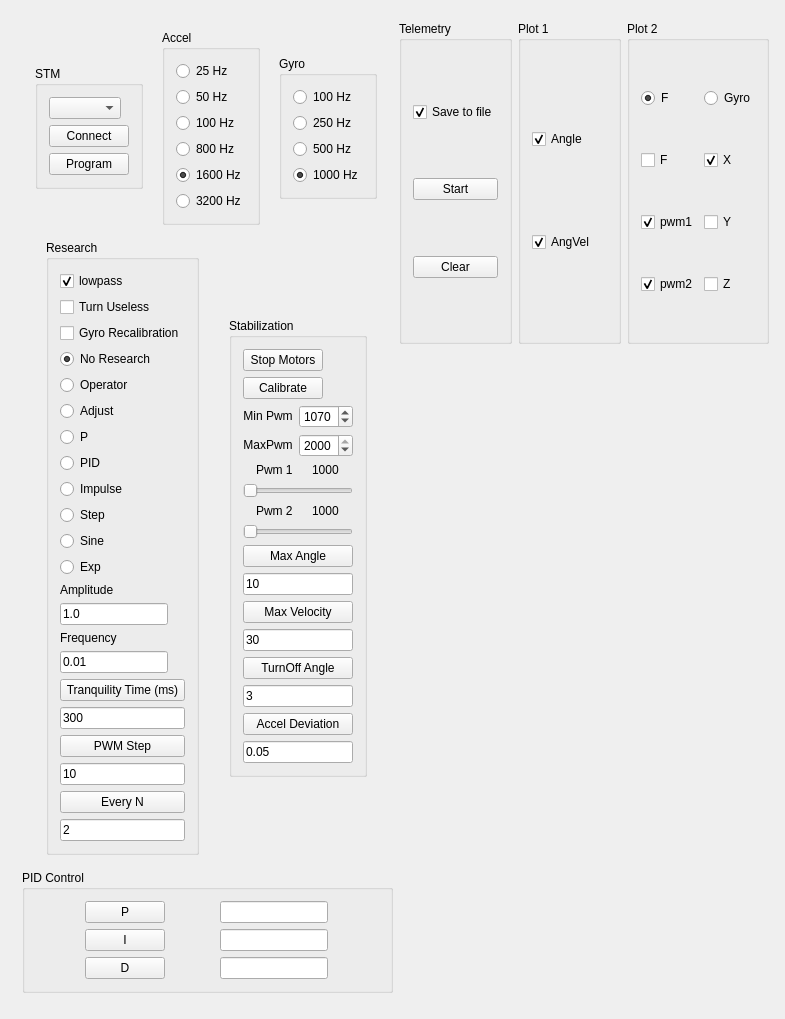
Before: the Qt Designer form Logger/BoardConsole/BoardConsole/boardconsole.ui in VlagaPalych/Stable, drawn with Qt 5.
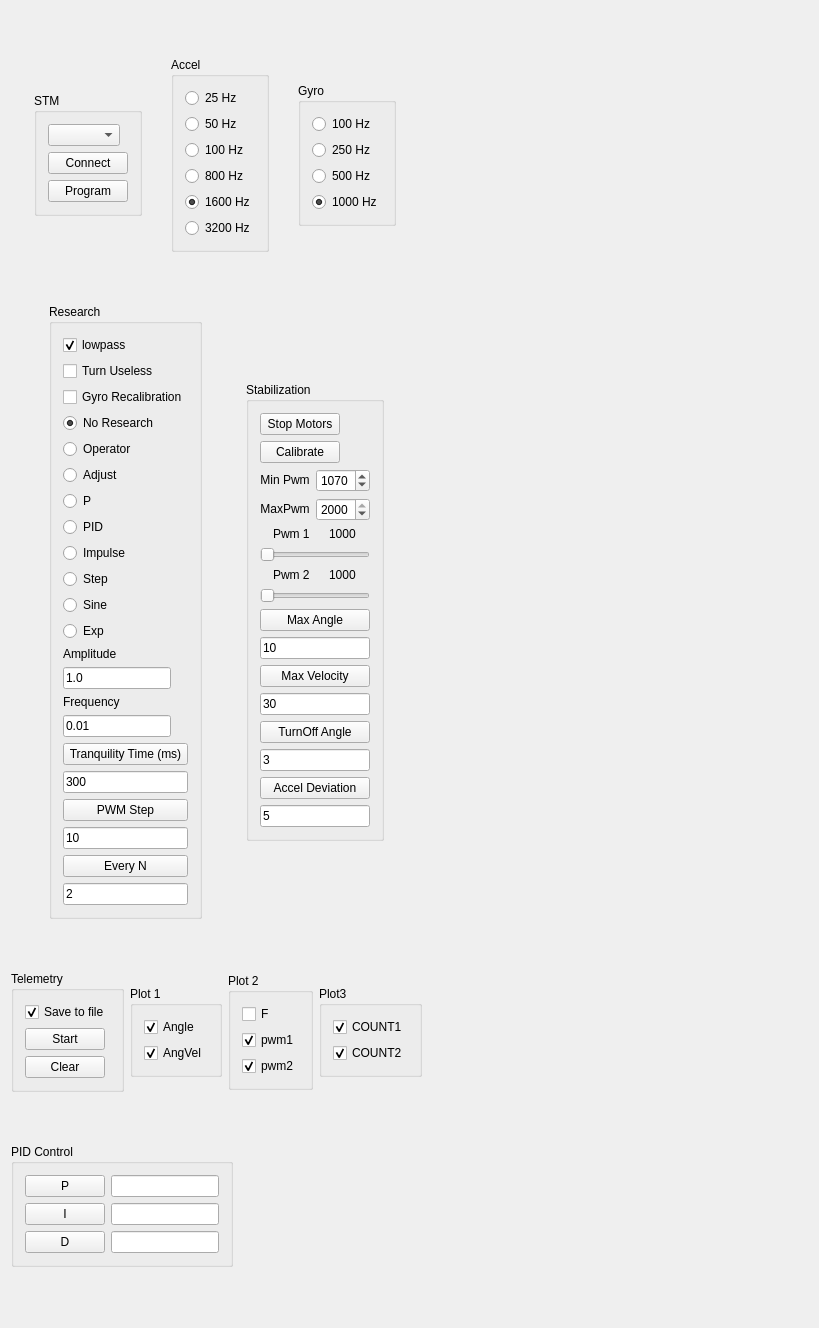
After: the same form once the commit is applied. Custom widgets are drawn as their Qt base class.

```diff
--- a/Logger/BoardConsole/BoardConsole/boardconsole.ui
+++ b/Logger/BoardConsole/BoardConsole/boardconsole.ui
@@ -6,27 +6,18 @@
    <rect>
     <x>0</x>
     <y>0</y>
-    <width>785</width>
-    <height>1019</height>
+    <width>819</width>
+    <height>1328</height>
    </rect>
   </property>
   <property name="windowTitle">
    <string>BoardConsole</string>
   </property>
-  <widget class="QWidget" name="layoutWidget">
-   <property name="geometry">
-    <rect>
-     <x>11</x>
-     <y>10</y>
-     <width>769</width>
-     <height>1003</height>
-    </rect>
-   </property>
-   <layout class="QHBoxLayout" name="horizontalLayout_12">
+  <layout class="QHBoxLayout" name="horizontalLayout_3">
     <item>
      <layout class="QVBoxLayout" name="verticalLayout_12">
       <item>
-       <layout class="QHBoxLayout" name="horizontalLayout_2">
+      <layout class="QHBoxLayout" name="horizontalLayout">
         <item>
          <widget class="QGroupBox" name="connectGroupBox">
           <property name="sizePolicy">
@@ -647,7 +638,7 @@
            <item>
             <widget class="QLineEdit" name="accelDeviationLineEdit">
              <property name="text">
-              <string>0.05</string>
+             <string>5</string>
              </property>
             </widget>
            </item>
@@ -657,115 +648,27 @@
        </layout>
       </item>
       <item>
-       <widget class="QGroupBox" name="groupBox">
-        <property name="sizePolicy">
-         <sizepolicy hsizetype="Preferred" vsizetype="Fixed">
-          <horstretch>0</horstretch>
-          <verstretch>0</verstretch>
-         </sizepolicy>
-        </property>
-        <property name="title">
-         <string>PID Control</string>
-        </property>
-        <layout class="QVBoxLayout" name="verticalLayout_8">
-         <item>
-          <layout class="QHBoxLayout" name="horizontalLayout_7">
-           <item>
-            <widget class="QPushButton" name="pButton">
-             <property name="sizePolicy">
-              <sizepolicy hsizetype="Fixed" vsizetype="Fixed">
-               <horstretch>0</horstretch>
-               <verstretch>0</verstretch>
-              </sizepolicy>
-             </property>
-             <property name="text">
-              <string>P</string>
-             </property>
-            </widget>
-           </item>
-           <item>
-            <widget class="QLineEdit" name="pLineEdit">
-             <property name="sizePolicy">
-              <sizepolicy hsizetype="Fixed" vsizetype="Fixed">
-               <horstretch>0</horstretch>
-               <verstretch>0</verstretch>
-              </sizepolicy>
-             </property>
-            </widget>
-           </item>
-          </layout>
-         </item>
-         <item>
-          <layout class="QHBoxLayout" name="horizontalLayout_9">
-           <item>
-            <widget class="QPushButton" name="iButton">
-             <property name="sizePolicy">
-              <sizepolicy hsizetype="Fixed" vsizetype="Fixed">
-               <horstretch>0</horstretch>
-               <verstretch>0</verstretch>
-              </sizepolicy>
-             </property>
-             <property name="text">
-              <string>I</string>
-             </property>
-            </widget>
-           </item>
-           <item>
-            <widget class="QLineEdit" name="iLineEdit">
-             <property name="sizePolicy">
-              <sizepolicy hsizetype="Fixed" vsizetype="Fixed">
-               <horstretch>0</horstretch>
-               <verstretch>0</verstretch>
-              </sizepolicy>
-             </property>
-            </widget>
-           </item>
-          </layout>
-         </item>
-         <item>
-          <layout class="QHBoxLayout" name="horizontalLayout_8">
-           <item>
-            <widget class="QPushButton" name="dButton">
-             <property name="sizePolicy">
-              <sizepolicy hsizetype="Fixed" vsizetype="Fixed">
-               <horstretch>0</horstretch>
-               <verstretch>0</verstretch>
-              </sizepolicy>
-             </property>
-             <property name="text">
-              <string>D</string>
-             </property>
-            </widget>
-           </item>
-           <item>
-            <widget class="QLineEdit" name="dLineEdit">
-             <property name="sizePolicy">
-              <sizepolicy hsizetype="Fixed" vsizetype="Fixed">
-               <horstretch>0</horstretch>
-               <verstretch>0</verstretch>
-              </sizepolicy>
-             </property>
-            </widget>
-           </item>
-          </layout>
-         </item>
-        </layout>
-       </widget>
-      </item>
-     </layout>
-    </item>
-    <item>
-     <layout class="QVBoxLayout" name="verticalLayout_9">
-      <item>
-       <layout class="QHBoxLayout" name="horizontalLayout_3">
+      <layout class="QHBoxLayout" name="horizontalLayout_2">
         <item>
          <widget class="QGroupBox" name="telemetryGroupBox">
+         <property name="sizePolicy">
+          <sizepolicy hsizetype="Fixed" vsizetype="Fixed">
+           <horstretch>0</horstretch>
+           <verstretch>0</verstretch>
+          </sizepolicy>
+         </property>
           <property name="title">
            <string>Telemetry</string>
           </property>
           <layout class="QVBoxLayout" name="verticalLayout_11">
            <item>
             <widget class="QCheckBox" name="saveToFileCheckBox">
+            <property name="sizePolicy">
+             <sizepolicy hsizetype="Fixed" vsizetype="Fixed">
+              <horstretch>0</horstretch>
+              <verstretch>0</verstretch>
+             </sizepolicy>
+            </property>
              <property name="text">
               <string>Save to file</string>
              </property>
@@ -776,6 +679,12 @@
            </item>
            <item>
             <widget class="QPushButton" name="telemetryToggleButton">
+            <property name="sizePolicy">
+             <sizepolicy hsizetype="Fixed" vsizetype="Fixed">
+              <horstretch>0</horstretch>
+              <verstretch>0</verstretch>
+             </sizepolicy>
+            </property>
              <property name="text">
               <string>Start</string>
              </property>
@@ -783,6 +692,12 @@
            </item>
            <item>
             <widget class="QPushButton" name="clearTelemetryButton">
+            <property name="sizePolicy">
+             <sizepolicy hsizetype="Fixed" vsizetype="Fixed">
+              <horstretch>0</horstretch>
+              <verstretch>0</verstretch>
+             </sizepolicy>
+            </property>
              <property name="text">
               <string>Clear</string>
              </property>
@@ -793,12 +708,24 @@
         </item>
         <item>
          <widget class="QGroupBox" name="groupBox_2">
+         <property name="sizePolicy">
+          <sizepolicy hsizetype="Fixed" vsizetype="Fixed">
+           <horstretch>0</horstretch>
+           <verstretch>0</verstretch>
+          </sizepolicy>
+         </property>
           <property name="title">
            <string>Plot 1</string>
           </property>
           <layout class="QVBoxLayout" name="verticalLayout_7">
            <item>
             <widget class="QCheckBox" name="angleCheckBox">
+            <property name="sizePolicy">
+             <sizepolicy hsizetype="Fixed" vsizetype="Fixed">
+              <horstretch>0</horstretch>
+              <verstretch>0</verstretch>
+             </sizepolicy>
+            </property>
              <property name="text">
               <string>Angle</string>
              </property>
@@ -822,24 +749,24 @@
         </item>
         <item>
          <widget class="QGroupBox" name="groupBox_3">
+         <property name="sizePolicy">
+          <sizepolicy hsizetype="Fixed" vsizetype="Fixed">
+           <horstretch>0</horstretch>
+           <verstretch>0</verstretch>
+          </sizepolicy>
+         </property>
           <property name="title">
            <string>Plot 2</string>
           </property>
-          <layout class="QHBoxLayout" name="horizontalLayout">
-           <item>
             <layout class="QVBoxLayout" name="verticalLayout_3">
-             <item>
-              <widget class="QRadioButton" name="fRadioButton">
-               <property name="text">
-                <string>F</string>
-               </property>
-               <property name="checked">
-                <bool>true</bool>
-               </property>
-              </widget>
-             </item>
              <item>
               <widget class="QCheckBox" name="fCheckBox">
+            <property name="sizePolicy">
+             <sizepolicy hsizetype="Fixed" vsizetype="Fixed">
+              <horstretch>0</horstretch>
+              <verstretch>0</verstretch>
+             </sizepolicy>
+            </property>
                <property name="text">
                 <string>F</string>
                </property>
@@ -850,6 +777,12 @@
              </item>
              <item>
               <widget class="QCheckBox" name="pwm1CheckBox">
+            <property name="sizePolicy">
+             <sizepolicy hsizetype="Fixed" vsizetype="Fixed">
+              <horstretch>0</horstretch>
+              <verstretch>0</verstretch>
+             </sizepolicy>
+            </property>
                <property name="text">
                 <string>pwm1</string>
                </property>
@@ -860,6 +793,12 @@
              </item>
              <item>
               <widget class="QCheckBox" name="pwm2CheckBox">
+            <property name="sizePolicy">
+             <sizepolicy hsizetype="Fixed" vsizetype="Fixed">
+              <horstretch>0</horstretch>
+              <verstretch>0</verstretch>
+             </sizepolicy>
+            </property>
                <property name="text">
                 <string>pwm2</string>
                </property>
@@ -869,40 +808,145 @@
               </widget>
              </item>
             </layout>
+        </widget>
            </item>
            <item>
+        <widget class="QGroupBox" name="groupBox_5">
+         <property name="sizePolicy">
+          <sizepolicy hsizetype="Fixed" vsizetype="Fixed">
+           <horstretch>0</horstretch>
+           <verstretch>0</verstretch>
+          </sizepolicy>
+         </property>
+         <property name="title">
+          <string>Plot3</string>
+         </property>
+         <layout class="QVBoxLayout" name="verticalLayout_8">
+          <item>
+           <widget class="QCheckBox" name="count1CheckBox">
+            <property name="sizePolicy">
+             <sizepolicy hsizetype="Fixed" vsizetype="Fixed">
+              <horstretch>0</horstretch>
+              <verstretch>0</verstretch>
+             </sizepolicy>
+            </property>
+            <property name="text">
+             <string>COUNT1</string>
+            </property>
+            <property name="checked">
+             <bool>true</bool>
+            </property>
+           </widget>
+          </item>
+          <item>
+           <widget class="QCheckBox" name="count2CheckBox">
+            <property name="sizePolicy">
+             <sizepolicy hsizetype="Fixed" vsizetype="Fixed">
+              <horstretch>0</horstretch>
+              <verstretch>0</verstretch>
+             </sizepolicy>
+            </property>
+            <property name="text">
+             <string>COUNT2</string>
+            </property>
+            <property name="checked">
+             <bool>true</bool>
+            </property>
+           </widget>
+          </item>
+         </layout>
+        </widget>
+       </item>
+      </layout>
+     </item>
+     <item>
+      <widget class="QGroupBox" name="groupBox">
+       <property name="sizePolicy">
+        <sizepolicy hsizetype="Fixed" vsizetype="Fixed">
+         <horstretch>0</horstretch>
+         <verstretch>0</verstretch>
+        </sizepolicy>
+       </property>
+       <property name="title">
+        <string>PID Control</string>
+       </property>
             <layout class="QVBoxLayout" name="verticalLayout_5">
              <item>
-              <widget class="QRadioButton" name="gyroRadioButton">
+         <layout class="QHBoxLayout" name="horizontalLayout_7">
+          <item>
+           <widget class="QPushButton" name="pButton">
+            <property name="sizePolicy">
+             <sizepolicy hsizetype="Fixed" vsizetype="Fixed">
+              <horstretch>0</horstretch>
+              <verstretch>0</verstretch>
+             </sizepolicy>
+            </property>
                <property name="text">
-                <string>Gyro</string>
-               </property>
-               <property name="checked">
-                <bool>false</bool>
+             <string>P</string>
+            </property>
+           </widget>
+          </item>
+          <item>
+           <widget class="QLineEdit" name="pLineEdit">
+            <property name="sizePolicy">
+             <sizepolicy hsizetype="Fixed" vsizetype="Fixed">
+              <horstretch>0</horstretch>
+              <verstretch>0</verstretch>
+             </sizepolicy>
                </property>
               </widget>
              </item>
+         </layout>
+        </item>
              <item>
-              <widget class="QCheckBox" name="gxCheckBox">
+         <layout class="QHBoxLayout" name="horizontalLayout_9">
+          <item>
+           <widget class="QPushButton" name="iButton">
+            <property name="sizePolicy">
+             <sizepolicy hsizetype="Fixed" vsizetype="Fixed">
+              <horstretch>0</horstretch>
+              <verstretch>0</verstretch>
+             </sizepolicy>
+            </property>
                <property name="text">
-                <string>X</string>
-               </property>
-               <property name="checked">
-                <bool>true</bool>
+             <string>I</string>
+            </property>
+           </widget>
+          </item>
+          <item>
+           <widget class="QLineEdit" name="iLineEdit">
+            <property name="sizePolicy">
+             <sizepolicy hsizetype="Fixed" vsizetype="Fixed">
+              <horstretch>0</horstretch>
+              <verstretch>0</verstretch>
+             </sizepolicy>
                </property>
               </widget>
              </item>
+         </layout>
+        </item>
              <item>
-              <widget class="QCheckBox" name="gyCheckBox">
+         <layout class="QHBoxLayout" name="horizontalLayout_8">
+          <item>
+           <widget class="QPushButton" name="dButton">
+            <property name="sizePolicy">
+             <sizepolicy hsizetype="Fixed" vsizetype="Fixed">
+              <horstretch>0</horstretch>
+              <verstretch>0</verstretch>
+             </sizepolicy>
+            </property>
                <property name="text">
-                <string>Y</string>
+             <string>D</string>
                </property>
               </widget>
              </item>
              <item>
-              <widget class="QCheckBox" name="gzCheckBox">
-               <property name="text">
-                <string>Z</string>
+           <widget class="QLineEdit" name="dLineEdit">
+            <property name="sizePolicy">
+             <sizepolicy hsizetype="Fixed" vsizetype="Fixed">
+              <horstretch>0</horstretch>
+              <verstretch>0</verstretch>
+             </sizepolicy>
                </property>
               </widget>
              </item>
@@ -913,16 +957,20 @@
         </item>
        </layout>
       </item>
+   <item>
+    <layout class="QVBoxLayout" name="verticalLayout_9">
       <item>
        <widget class="QwtPlot" name="plot1"/>
       </item>
       <item>
        <widget class="QwtPlot" name="plot2"/>
       </item>
+     <item>
+      <widget class="QwtPlot" name="plot3"/>
+     </item>
      </layout>
     </item>
    </layout>
-  </widget>
  </widget>
  <layoutdefault spacing="6" margin="11"/>
  <customwidgets>
```
Lines whose indentation alone changed are shown as unchanged.
